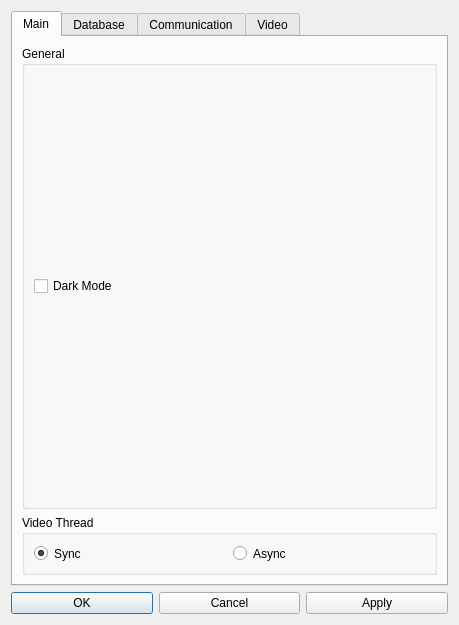
Above: src/designer/settings.ui from marsinstituteSC/MissionControl before the change. Below: the same form after it.
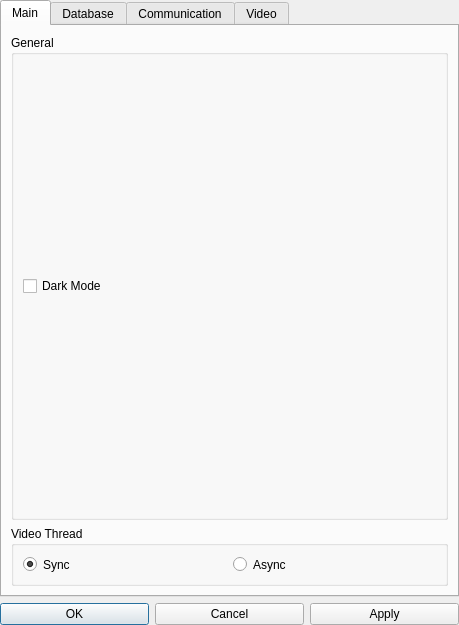
That is the form after the change.

The edit to the form file:
```diff
--- a/src/designer/settings.ui
+++ b/src/designer/settings.ui
@@ -23,6 +23,18 @@
    <string>Settings</string>
   </property>
   <layout class="QGridLayout" name="gridLayout">
+   <property name="leftMargin">
+    <number>0</number>
+   </property>
+   <property name="topMargin">
+    <number>0</number>
+   </property>
+   <property name="rightMargin">
+    <number>0</number>
+   </property>
+   <property name="bottomMargin">
+    <number>0</number>
+   </property>
    <item row="1" column="1">
     <layout class="QHBoxLayout" name="horizontalLayout_3">
      <item>
```
